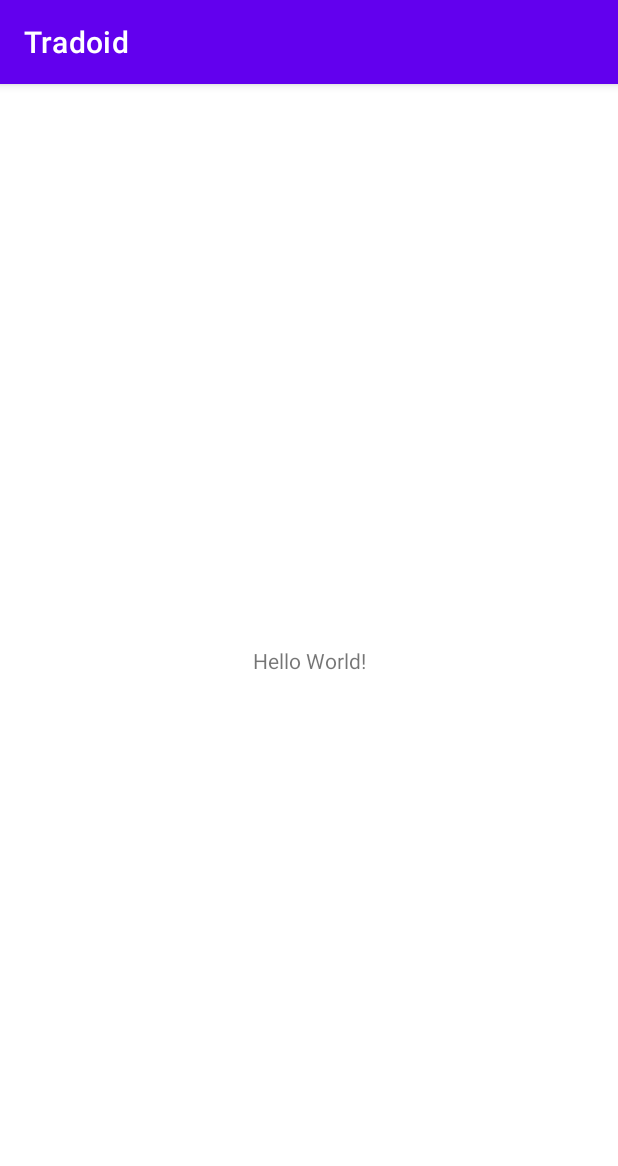
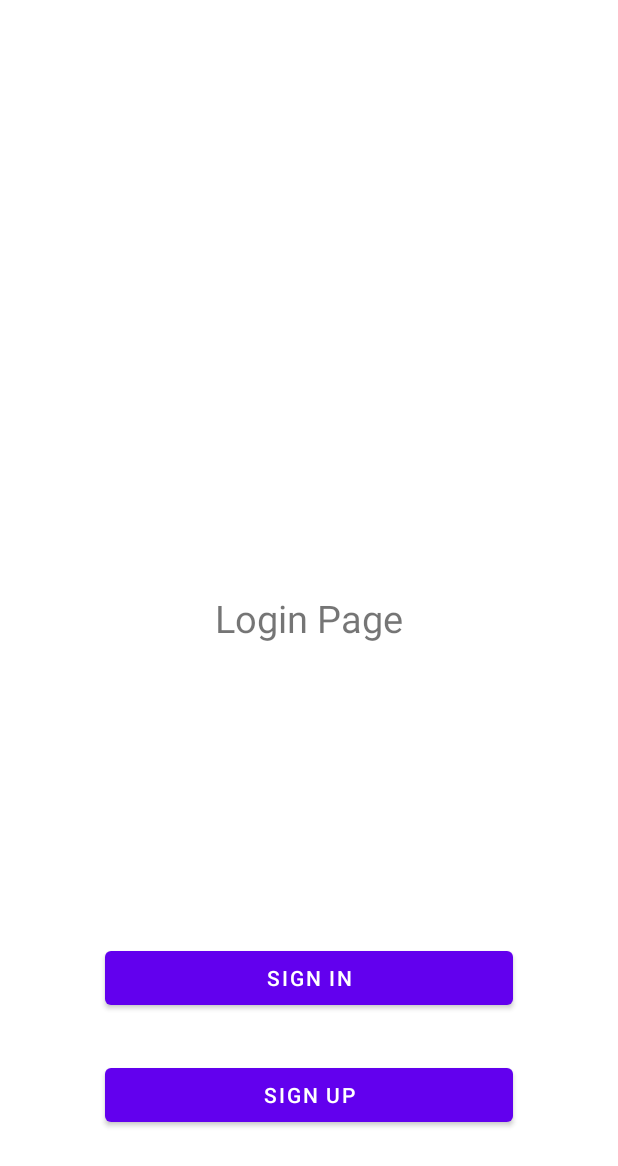
Before and after one commit to Inon-Sinn/Tradoid, an Android app: the screen it shows after launch (MainActivity before the commit, login after it), on a phone screen of 412 x 824 dp. Shown: the top 1166 px of the screen. Run offline under Robolectric (Android 15) with nearby library versions, the phone set to English and light mode, and no system bars.

Commit message:
Foundation: Part 1

```diff
--- a/app/src/main/java/com/example/tradoid/MainActivity.java
+++ /dev/null
@@ -1,14 +0,0 @@
-package com.example.tradoid;
-
-import androidx.appcompat.app.AppCompatActivity;
-
-import android.os.Bundle;
-
-public class MainActivity extends AppCompatActivity {
-
-    @Override
-    protected void onCreate(Bundle savedInstanceState) {
-        super.onCreate(savedInstanceState);
-        setContentView(R.layout.activity_main);
-    }
-}
--- /dev/null
+++ b/app/src/main/java/com/example/tradoid/login.java
@@ -0,0 +1,33 @@
+package com.example.tradoid;
+
+import androidx.appcompat.app.AppCompatActivity;
+
+import android.content.Intent;
+import android.os.Bundle;
+import android.view.View;
+import android.widget.Button;
+
+public class login extends AppCompatActivity {
+
+    @Override
+    protected void onCreate(Bundle savedInstanceState) {
+        super.onCreate(savedInstanceState);
+        setContentView(R.layout.activity_login);
+
+        // Button that send to Sign in Activity
+        Button to_Sign_In_btn = findViewById(R.id.to_Screen_Sign_In);
+        to_Sign_In_btn.setOnClickListener(v -> sendToActivity(Sign_In.class));
+
+        // Button that sends to Sign Up Activity
+        Button to_Sign_Up_btn = findViewById(R.id.to_Screen_Sign_UP);
+        to_Sign_Up_btn.setOnClickListener(v -> sendToActivity(Sign_Up.class));
+    }
+
+    // Sends to other screens
+    public void sendToActivity(Class cls){
+        Intent intent = new Intent(this,cls);
+        startActivity(intent);
+    }
+
+
+}
--- /dev/null
+++ b/app/src/main/res/drawable/ic_arrow_back.xml
@@ -0,0 +1,5 @@
+<vector android:autoMirrored="true" android:height="24dp"
+    android:tint="#000000" android:viewportHeight="24"
+    android:viewportWidth="24" android:width="24dp" xmlns:android="http://schemas.android.com/apk/res/android">
+    <path android:fillColor="@android:color/white" android:pathData="M20,11H7.83l5.59,-5.59L12,4l-8,8 8,8 1.41,-1.41L7.83,13H20v-2z"/>
+</vector>
--- /dev/null
+++ b/app/src/main/res/layout/activity_login.xml
@@ -0,0 +1,45 @@
+<?xml version="1.0" encoding="utf-8"?>
+<androidx.constraintlayout.widget.ConstraintLayout xmlns:android="http://schemas.android.com/apk/res/android"
+    xmlns:app="http://schemas.android.com/apk/res-auto"
+    xmlns:tools="http://schemas.android.com/tools"
+    android:layout_width="match_parent"
+    android:layout_height="match_parent"
+    tools:context=".login">
+
+    <TextView
+        android:textSize="25sp"
+        android:layout_width="wrap_content"
+        android:layout_height="wrap_content"
+        android:text="Login Page"
+        app:layout_constraintBottom_toBottomOf="parent"
+        app:layout_constraintEnd_toEndOf="parent"
+        app:layout_constraintStart_toStartOf="parent"
+        app:layout_constraintTop_toTopOf="parent" />
+
+    <Button
+        android:id="@+id/to_Screen_Sign_In"
+        android:layout_width="0dp"
+        android:layout_height="wrap_content"
+        android:layout_marginStart="70dp"
+        android:layout_marginEnd="70dp"
+        android:layout_marginBottom="30dp"
+        android:text="Sign in"
+        app:layout_constraintBottom_toTopOf="@+id/to_Screen_Sign_UP"
+        app:layout_constraintEnd_toEndOf="parent"
+        app:layout_constraintStart_toStartOf="parent" />
+
+    <Button
+        android:id="@+id/to_Screen_Sign_UP"
+        android:layout_width="0dp"
+        android:layout_height="wrap_content"
+        android:layout_marginStart="70dp"
+        android:layout_marginEnd="70dp"
+        android:layout_marginBottom="70dp"
+        android:text="Sign up"
+        app:layout_constraintBottom_toBottomOf="parent"
+        app:layout_constraintEnd_toEndOf="parent"
+        app:layout_constraintHorizontal_bias="1.0"
+        app:layout_constraintStart_toStartOf="parent" />
+
+
+</androidx.constraintlayout.widget.ConstraintLayout>
--- a/app/src/main/res/layout/activity_main.xml
+++ /dev/null
@@ -1,18 +0,0 @@
-<?xml version="1.0" encoding="utf-8"?>
-<androidx.constraintlayout.widget.ConstraintLayout xmlns:android="http://schemas.android.com/apk/res/android"
-    xmlns:app="http://schemas.android.com/apk/res-auto"
-    xmlns:tools="http://schemas.android.com/tools"
-    android:layout_width="match_parent"
-    android:layout_height="match_parent"
-    tools:context=".MainActivity">
-
-    <TextView
-        android:layout_width="wrap_content"
-        android:layout_height="wrap_content"
-        android:text="Hello World!"
-        app:layout_constraintBottom_toBottomOf="parent"
-        app:layout_constraintEnd_toEndOf="parent"
-        app:layout_constraintStart_toStartOf="parent"
-        app:layout_constraintTop_toTopOf="parent" />
-
-</androidx.constraintlayout.widget.ConstraintLayout>
--- a/app/src/main/res/values/colors.xml
+++ b/app/src/main/res/values/colors.xml
@@ -7,4 +7,5 @@
     <color name="teal_700">#FF018786</color>
     <color name="black">#FF000000</color>
     <color name="white">#FFFFFFFF</color>
+    <color name="money_green">#118C4F</color>
 </resources>
--- a/app/src/main/res/values/themes.xml
+++ b/app/src/main/res/values/themes.xml
@@ -1,6 +1,6 @@
 <resources xmlns:tools="http://schemas.android.com/tools">
     <!-- Base application theme. -->
-    <style name="Theme.Tradoid" parent="Theme.MaterialComponents.DayNight.DarkActionBar">
+    <style name="Theme.Tradoid" parent="Theme.MaterialComponents.DayNight.NoActionBar">
         <!-- Primary brand color. -->
         <item name="colorPrimary">@color/purple_500</item>
         <item name="colorPrimaryVariant">@color/purple_700</item>
@@ -13,4 +13,5 @@
         <item name="android:statusBarColor">?attr/colorPrimaryVariant</item>
         <!-- Customize your theme here. -->
     </style>
+
 </resources>
```
Also changed, not shown: app/src/main/AndroidManifest.xml (+15 -1 lines), app/src/main/java/com/example/tradoid/Sign_In.java (added, +32 -0 lines), app/src/main/java/com/example/tradoid/Sign_Up.java (added, +32 -0 lines), app/src/main/res/layout/activity_sign_in.xml (added, +60 -0 lines), app/src/main/res/layout/activity_sign_up.xml (added, +58 -0 lines).
